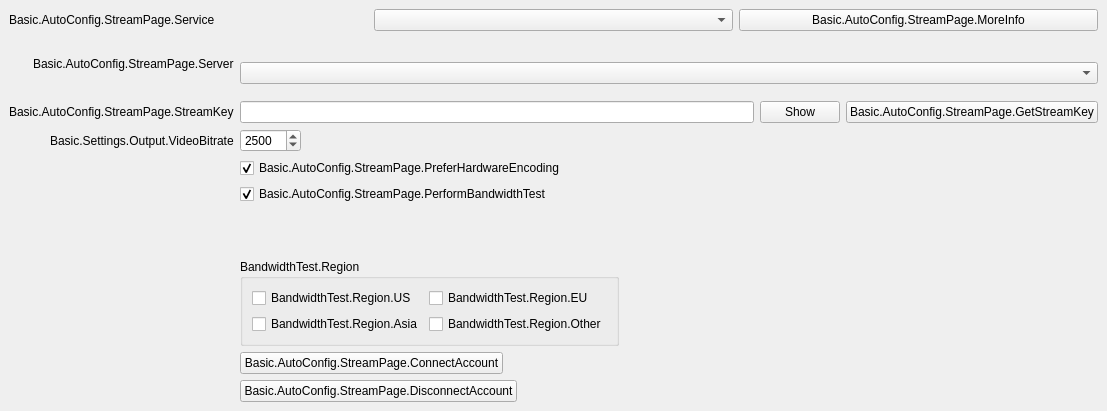
Old version of the form UI/forms/AutoConfigStreamPage.ui in the repository ushadow/obs-studio.
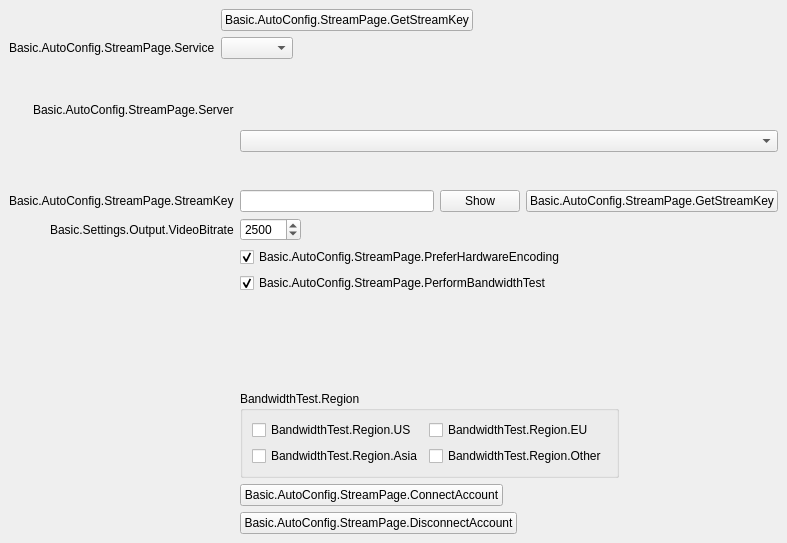
New version of the form. Custom widgets are drawn as their Qt base class.

Commit message:
UI: Add signals and slots to MoreInfo button
Add signals and slots to the More Info button
such that when it is clicked users are directed
to the url provided by the service for the More
Info button.

```diff
--- a/UI/forms/AutoConfigStreamPage.ui
+++ b/UI/forms/AutoConfigStreamPage.ui
@@ -6,8 +6,8 @@
    <rect>
     <x>0</x>
     <y>0</y>
-    <width>1107</width>
-    <height>411</height>
+    <width>787</width>
+    <height>543</height>
    </rect>
   </property>
   <property name="windowTitle">
@@ -30,37 +30,73 @@
     <number>0</number>
    </property>
    <item>
-    <widget class="QStackedWidget" name="stackedWidget">
+    <widget class="QWidget" name="widget" native="true">
      <property name="sizePolicy">
       <sizepolicy hsizetype="Preferred" vsizetype="Maximum">
        <horstretch>0</horstretch>
        <verstretch>0</verstretch>
       </sizepolicy>
      </property>
-     <widget class="QWidget" name="stackedWidgetPage1">
-      <layout class="QHBoxLayout" name="horizontalLayout_6">
+     <layout class="QFormLayout" name="topLayout">
+      <property name="fieldGrowthPolicy">
+       <enum>QFormLayout::ExpandingFieldsGrow</enum>
+      </property>
+      <property name="labelAlignment">
+       <set>Qt::AlignRight|Qt::AlignTrailing|Qt::AlignVCenter</set>
+      </property>
        <property name="bottomMargin">
         <number>12</number>
        </property>
-       <item>
+      <item row="0" column="0">
+       <spacer name="horizontalSpacer_6">
+        <property name="orientation">
+         <enum>Qt::Horizontal</enum>
+        </property>
+        <property name="sizeType">
+         <enum>QSizePolicy::Fixed</enum>
+        </property>
+        <property name="sizeHint" stdset="0">
+         <size>
+          <width>87</width>
+          <height>0</height>
+         </size>
+        </property>
+       </spacer>
+      </item>
+      <item row="1" column="0">
         <widget class="QLabel" name="serviceLabel">
          <property name="text">
           <string>Basic.AutoConfig.StreamPage.Service</string>
          </property>
-        </widget>
-       </item>
-       <item>
+        <property name="buddy">
+         <cstring>service</cstring>
+        </property>
+       </widget>
+      </item>
+      <item row="1" column="1">
         <widget class="QComboBox" name="service"/>
        </item>
-       <item>
+      <item row="3" column="1">
+       <spacer name="verticalSpacer">
+        <property name="orientation">
+         <enum>Qt::Vertical</enum>
+        </property>
+        <property name="sizeHint" stdset="0">
+         <size>
+          <width>12</width>
+          <height>12</height>
+         </size>
+        </property>
+       </spacer>
+      </item>
+      <item row="0" column="1">
         <widget class="UrlPushButton" name="moreInfoButton">
          <property name="text">
-          <string>Basic.AutoConfig.StreamPage.MoreInfo</string>
+         <string>Basic.AutoConfig.StreamPage.GetStreamKey</string>
          </property>
         </widget>
        </item>
       </layout>
-     </widget>
     </widget>
    </item>
    <item>
```
Left out of the diff: 22 changed lines with no effect on the pictures. Lines whose indentation alone changed are shown as unchanged. The commit also changes 1 other file.
